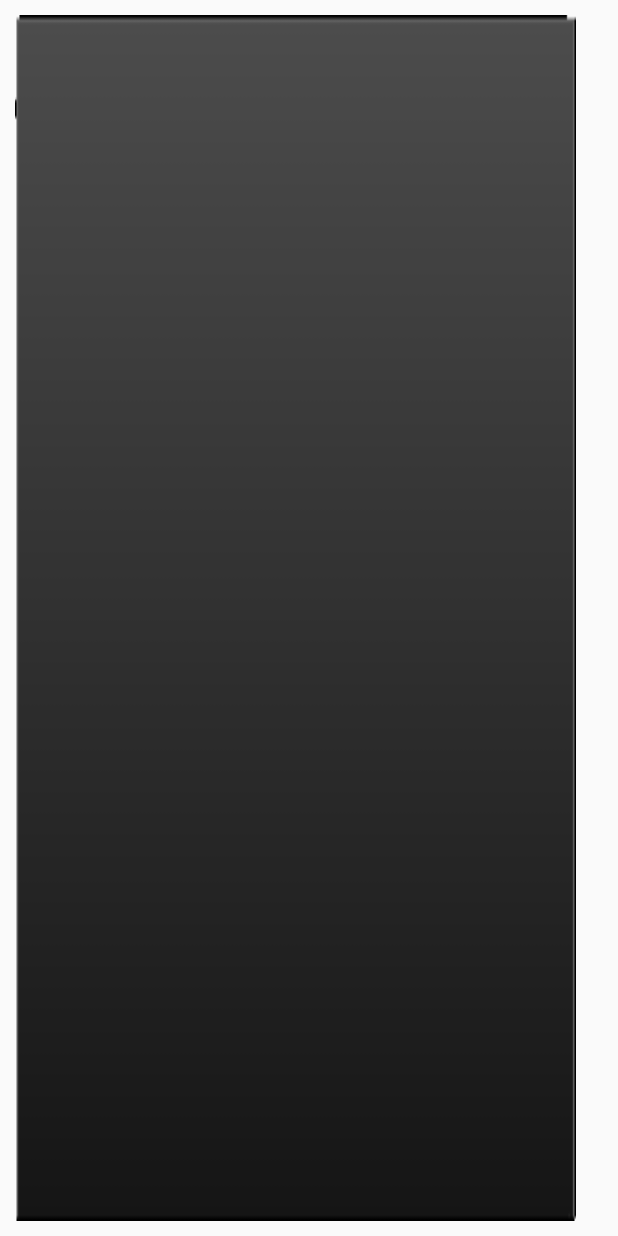
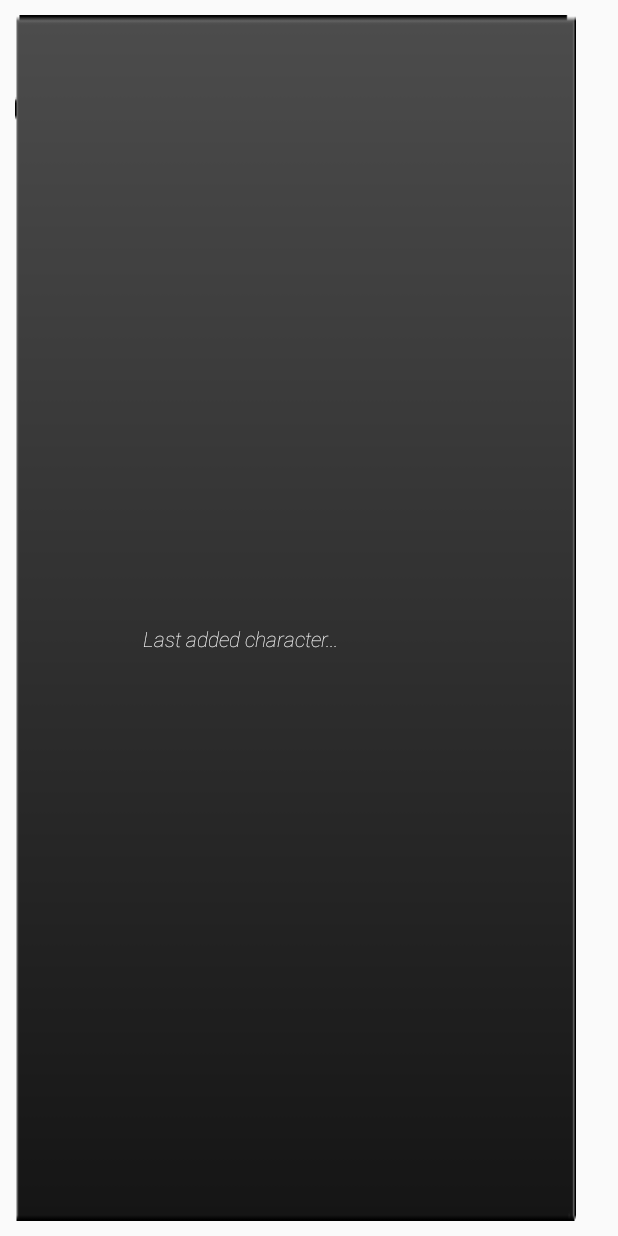
Before and after one commit to edsilfer/star-wars-wiki, an Android app: the layout widget_star_wars_wiki.xml on its own in the app's theme, with its tools: preview values and no code run, on a phone screen of 412 x 824 dp. Run offline under Robolectric (Android 15) with nearby library versions, the phone set to English and light mode, and no system bars.

Commit message:
Improvements on widget

```diff
--- a/app/src/main/java/br/com/edsilfer/android/starwarswiki/presenter/WidgetProvider.kt
+++ b/app/src/main/java/br/com/edsilfer/android/starwarswiki/presenter/WidgetProvider.kt
@@ -22,8 +22,6 @@ class WidgetProvider : AppWidgetProvider() {
             rootView.setTextViewText(R.id.header, "Luke Skywalker")
             Picasso.with(context)
                     .load("http://im.ziffdavisinternational.com/ign_br/screenshot/default/lukeskywalkerlightsaber_x3zw.jpg")
-                    .fit()
-                    .centerCrop()
                     .into(rootView, R.id.thumbnail, intArrayOf(id))
         }
     }
--- a/app/src/main/res/layout/widget_star_wars_wiki.xml
+++ b/app/src/main/res/layout/widget_star_wars_wiki.xml
@@ -5,7 +5,8 @@
     android:layout_height="match_parent"
     android:layout_margin="10dp"
     android:background="@drawable/ic_widget_background"
-    android:orientation="horizontal">
+    android:orientation="horizontal"
+    android:padding="10dp">
 
     <ImageView
         android:id="@+id/thumbnail"
@@ -15,6 +16,9 @@
     <LinearLayout
         android:layout_width="wrap_content"
         android:layout_height="wrap_content"
+        android:layout_gravity="center_vertical"
+        android:layout_marginLeft="10dp"
+        android:layout_marginStart="10dp"
         android:orientation="vertical">
 
         <TextView
@@ -30,10 +34,12 @@
             android:id="@+id/subheader"
             android:layout_width="wrap_content"
             android:layout_height="wrap_content"
-            android:fontFamily="sans-serif"
+            android:layout_marginTop="3dp"
+            android:fontFamily="sans-serif-thin"
+            android:text="Last added character..."
             android:textColor="@android:color/white"
-            android:textSize="18sp"
-            android:textStyle="bold" />
+            android:textSize="14sp"
+            android:textStyle="italic" />
     </LinearLayout>
 
 </LinearLayout>
--- a/app/src/main/res/xml/sww_widget_info.xml
+++ b/app/src/main/res/xml/sww_widget_info.xml
@@ -1,7 +1,7 @@
 <?xml version="1.0" encoding="utf-8"?>
 <appwidget-provider xmlns:android="http://schemas.android.com/apk/res/android"
-    android:minWidth="270dp"
-    android:minHeight="90dp"
+    android:minWidth="160dp"
+    android:minHeight="30dp"
     android:updatePeriodMillis="60000"
     android:previewImage="@drawable/ic_splash_image"
     android:initialLayout="@layout/widget_star_wars_wiki"
```
